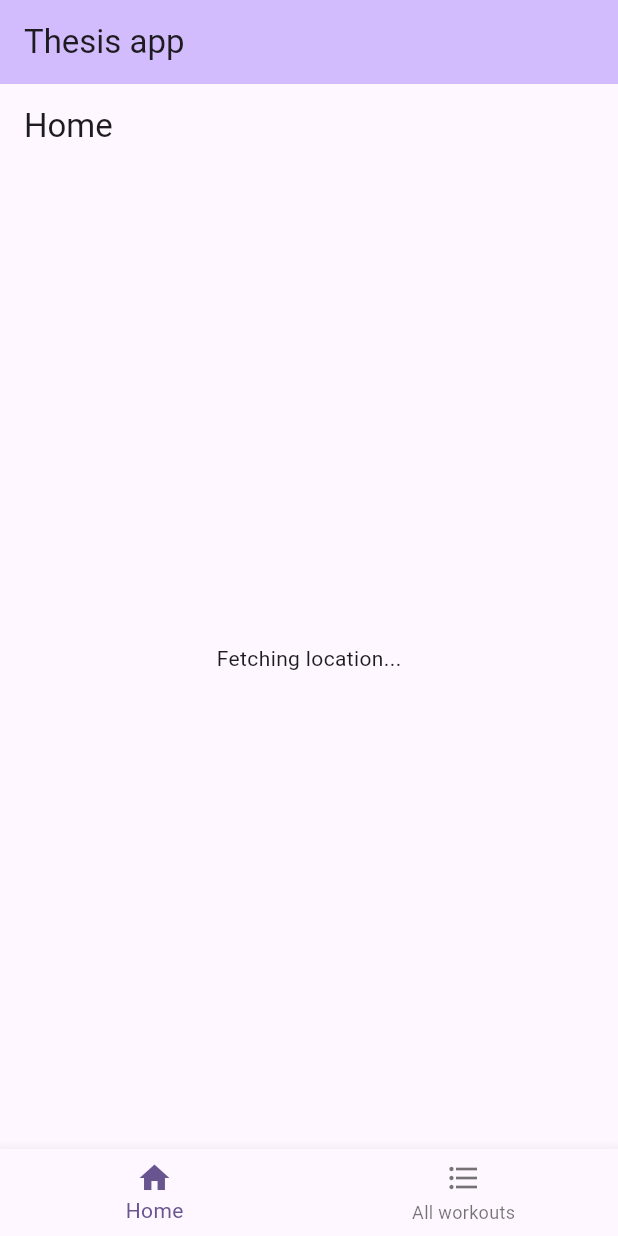
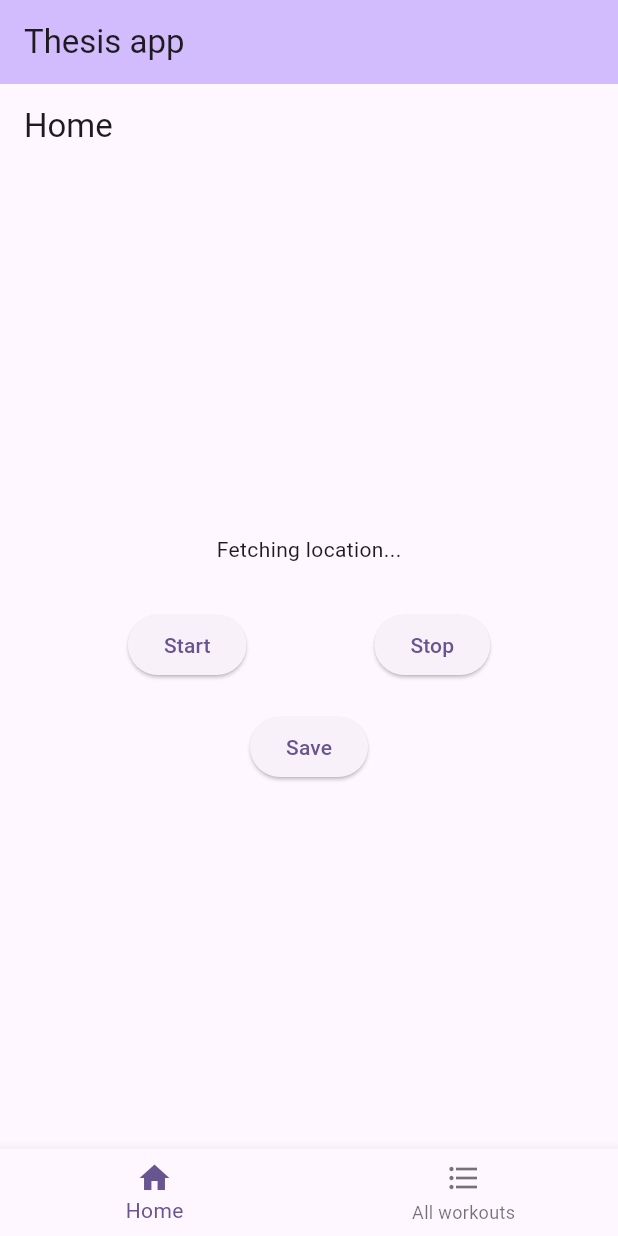
Before and after one commit to RC-FW-Thesis-2024/flutter-app, a Flutter app: the screen it shows after launch, on a phone screen of 412 x 824 dp. Run offline on Flutter 3.47's test engine with Material 3 defaults, Android fonts, the phone set to English and light mode, and no system bars; our stand-ins replace geolocator; network calls fail.

Commit message:
Basic button structure

```diff
--- a/lib/screens/HomeScreen.dart
+++ b/lib/screens/HomeScreen.dart
@@ -1,5 +1,6 @@
 import 'package:flutter/material.dart';
 import 'package:geolocator/geolocator.dart';
+import 'dart:async';
 
 class HomeScreen extends StatefulWidget {
   const HomeScreen({Key? key}) : super(key: key);
@@ -33,7 +34,8 @@ class _HomeScreenState extends State<HomeScreen> {
 
     Position position = await Geolocator.getCurrentPosition();
     setState(() {
-      _locationMessage = 'Lat: ${position.latitude}, Long: ${position.longitude}';
+      _locationMessage =
+      'Lat: ${position.latitude}, Long: ${position.longitude}';
     });
   }
 
@@ -44,8 +46,37 @@ class _HomeScreenState extends State<HomeScreen> {
         title: Text('Home'),
       ),
       body: Center(
-        child: Text(
-          _locationMessage,
+        child: Column(
+          mainAxisSize: MainAxisSize.min,
+          children: <Widget>[
+            Text(
+              _locationMessage,
+            ),
+            SizedBox(height: 30),
+            Row(
+              mainAxisAlignment: MainAxisAlignment.spaceEvenly,
+              children: [
+                ElevatedButton(
+                  onPressed: () {
+                  },
+                  child: Text('Start'),
+                ),
+                ElevatedButton(
+                  onPressed: () {
+                    // Empty function for now
+                  },
+                  child: Text('Stop'),
+                ),
+              ],
+            ),
+            SizedBox(height: 20),
+            ElevatedButton(
+              onPressed: () {
+                // Empty function for now
+              },
+              child: Text('Save'),
+            ),
+          ],
         ),
       ),
     );
```
